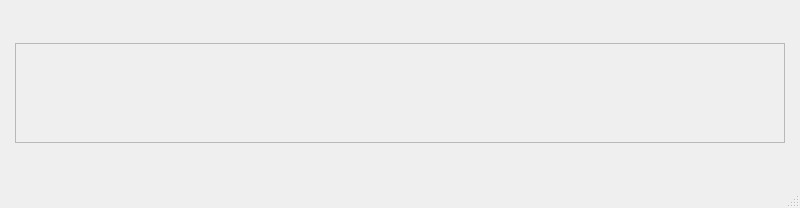
Before: the Qt Designer form track.ui in frans-fuerst/track, drawn with Qt 5.
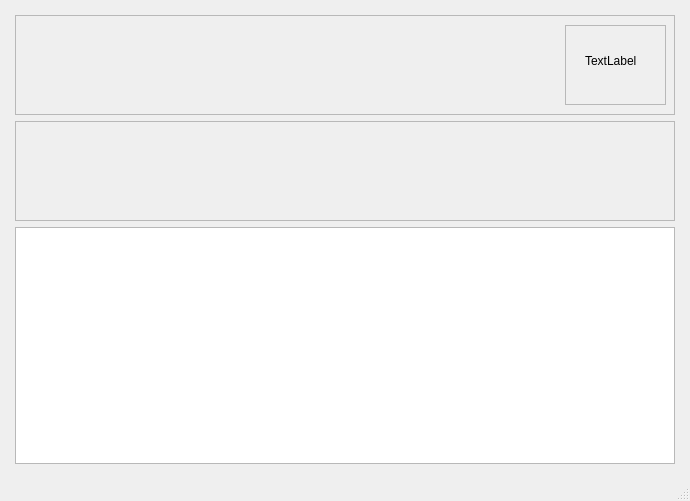
After: the same form once the commit is applied.

Commit message: still prototype - work on ui and time recognition

Patch:
```diff
--- a/track.ui
+++ b/track.ui
@@ -6,8 +6,8 @@
    <rect>
     <x>0</x>
     <y>0</y>
-    <width>800</width>
-    <height>208</height>
+    <width>690</width>
+    <height>501</height>
    </rect>
   </property>
   <property name="windowTitle">
@@ -22,9 +22,15 @@
       </property>
       <item>
        <widget class="QFrame" name="frame">
+        <property name="minimumSize">
+         <size>
+          <width>660</width>
+          <height>100</height>
+         </size>
+        </property>
         <property name="maximumSize">
          <size>
-          <width>16777215</width>
+          <width>660</width>
           <height>100</height>
          </size>
         </property>
@@ -34,8 +40,62 @@
         <property name="frameShadow">
          <enum>QFrame::Sunken</enum>
         </property>
+        <widget class="QFrame" name="frame_3">
+         <property name="geometry">
+          <rect>
+           <x>550</x>
+           <y>10</y>
+           <width>101</width>
+           <height>80</height>
+          </rect>
+         </property>
+         <property name="frameShape">
+          <enum>QFrame::StyledPanel</enum>
+         </property>
+         <property name="frameShadow">
+          <enum>QFrame::Raised</enum>
+         </property>
+         <widget class="QLabel" name="lbl_idle">
+          <property name="geometry">
+           <rect>
+            <x>20</x>
+            <y>20</y>
+            <width>66</width>
+            <height>31</height>
+           </rect>
+          </property>
+          <property name="text">
+           <string>TextLabel</string>
+          </property>
+         </widget>
+        </widget>
        </widget>
       </item>
+      <item>
+       <widget class="QFrame" name="frame_2">
+        <property name="minimumSize">
+         <size>
+          <width>660</width>
+          <height>100</height>
+         </size>
+        </property>
+        <property name="maximumSize">
+         <size>
+          <width>660</width>
+          <height>100</height>
+         </size>
+        </property>
+        <property name="frameShape">
+         <enum>QFrame::StyledPanel</enum>
+        </property>
+        <property name="frameShadow">
+         <enum>QFrame::Sunken</enum>
+        </property>
+       </widget>
+      </item>
+      <item>
+       <widget class="QTableWidget" name="tableWidget"/>
+      </item>
      </layout>
     </item>
    </layout>
```
The commit also changes 3 other files.
